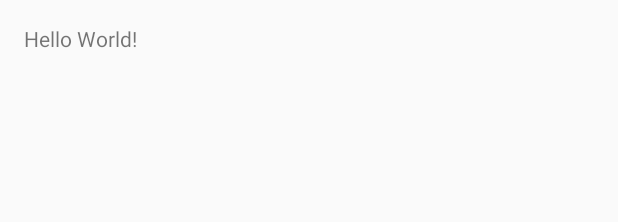
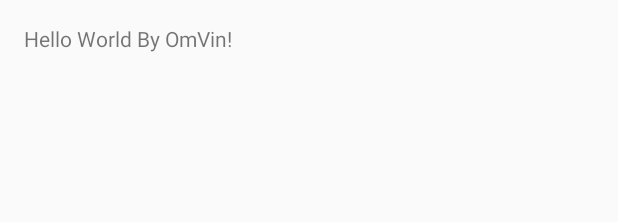
Before and after one commit to Omvin/DemoGitApp, an Android app: the layout activity_main.xml on its own in the app's theme, with its tools: preview values and no code run, on a phone screen of 412 x 824 dp. Shown: the top 222 px of the screen. Run offline under Robolectric (Android 15) with nearby library versions, the phone set to English and light mode, and no system bars.

Commit message:
Changes by omvin

```diff
--- a/app/src/main/res/layout/activity_main.xml
+++ b/app/src/main/res/layout/activity_main.xml
@@ -13,5 +13,5 @@
     <TextView
         android:layout_width="wrap_content"
         android:layout_height="wrap_content"
-        android:text="Hello World!" />
+        android:text="@string/hello_world_by_omvin" />
 </RelativeLayout>
--- a/app/src/main/res/values/strings.xml
+++ b/app/src/main/res/values/strings.xml
@@ -1,3 +1,4 @@
 <resources>
     <string name="app_name">DemoGitApp</string>
+    <string name="hello_world_by_omvin">Hello World By OmVin!</string>
 </resources>
```
